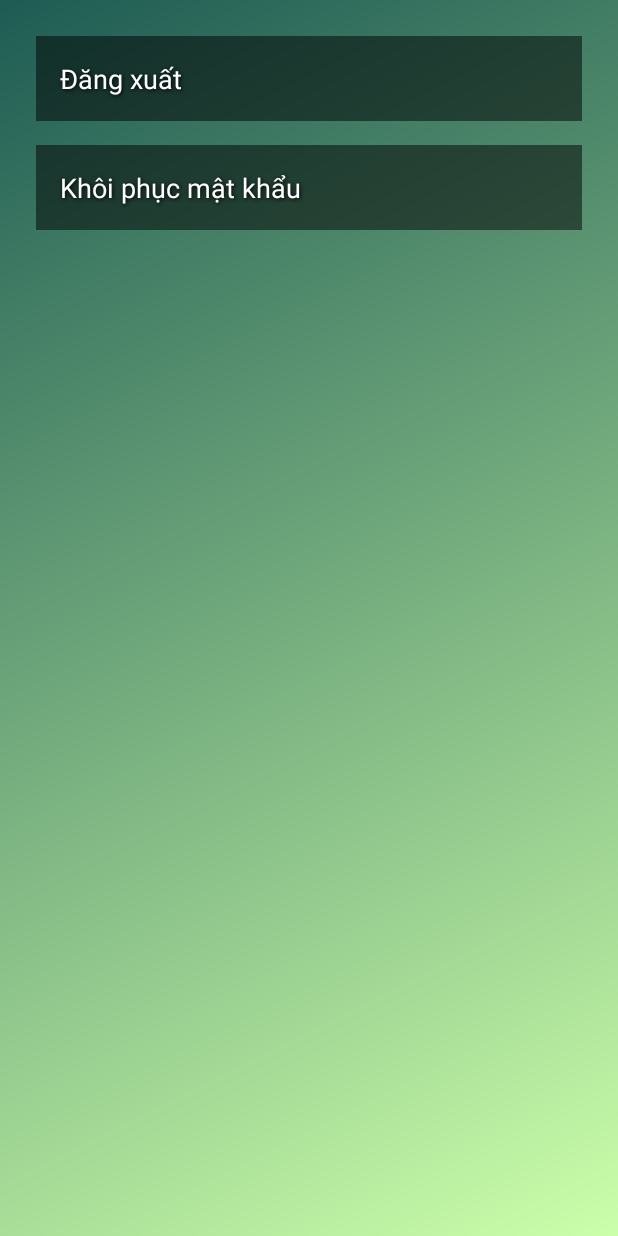
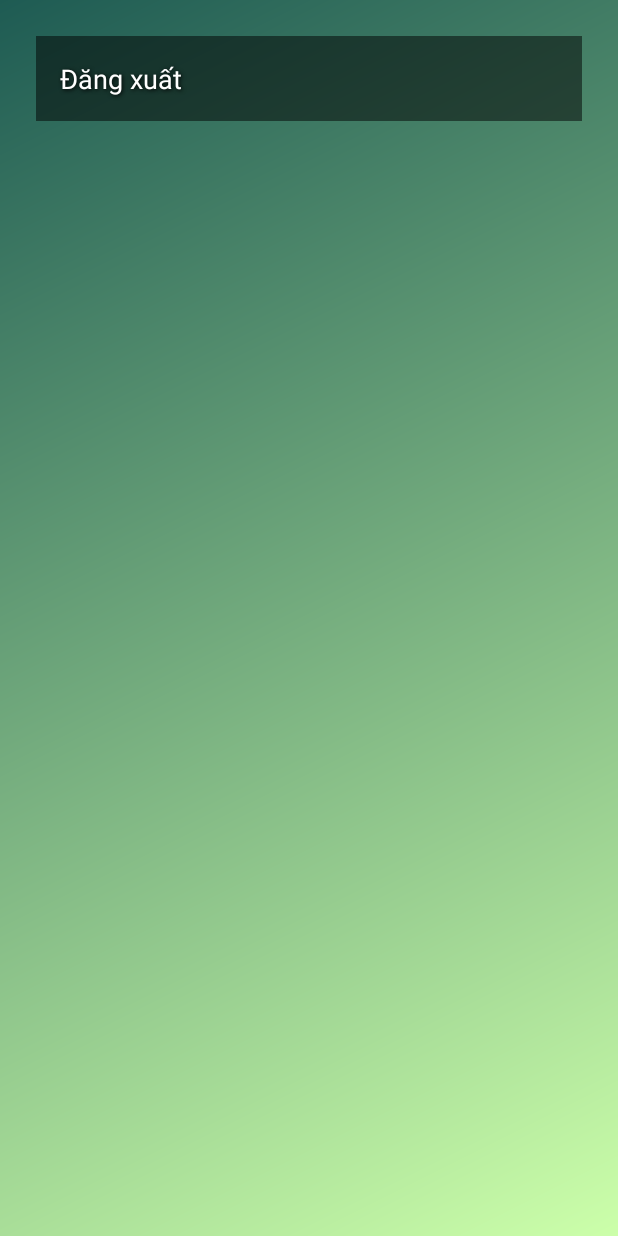
Before and after one commit to Glaydys/AppTeachnology, an Android app: the SettingActivity screen opened directly, with no data from a screen before it, on a phone screen of 412 x 824 dp. Run offline under Robolectric (Android 15) with nearby library versions, the phone set to English and light mode, and no system bars.

Commit message:
11/8/2004

```diff
--- a/app/src/main/java/com/example/myapplication/CategoryAdapter.kt
+++ b/app/src/main/java/com/example/myapplication/CategoryAdapter.kt
@@ -35,7 +35,8 @@ class CategoryAdapter(private val categories: List<category>) : RecyclerView.Ada
         Glide.with(holder.itemView.context)
             .load("http://$IP_ADDRESS:3000/${category.image_category}")
             .into(holder.imgDanhmuc)
-        holder.itemView.setOnClickListener {
+
+        holder.imgDanhmuc.setOnClickListener {
             onCategoryClick(category)
         }
     }
--- a/app/src/main/java/com/example/myapplication/LoginActivity.kt
+++ b/app/src/main/java/com/example/myapplication/LoginActivity.kt
@@ -63,9 +63,7 @@ class LoginActivity : AppCompatActivity(){
             })
 
         }
-    }
-
-    fun onRegisterClick(view: View) {
+    } fun onRegisterClick(view: View) {
         try {
             val intent = Intent(this, RegisterActivity::class.java)
             startActivity(intent)
--- a/app/src/main/java/com/example/myapplication/MainActivity.kt
+++ b/app/src/main/java/com/example/myapplication/MainActivity.kt
@@ -70,8 +70,7 @@ class MainActivity : AppCompatActivity() {
             if (isLoggedIn) {
                 val intent = Intent(this, UserDetails::class.java)
                 startActivity(intent)
-            } else {
-                val intent = Intent(this, LoginActivity::class.java)
+            } else { val intent = Intent(this, LoginActivity::class.java)
                 startActivity(intent)
             }
         }
@@ -137,8 +136,7 @@ class MainActivity : AppCompatActivity() {
                         showProducts(filteredProducts, recyclerViewIndex)
                     } ?: Log.e(TAG, "No products found")
                 } else {
-                    Log.e(TAG, "Error fetching products: ${response.code()}")
-                }
+                    Log.e(TAG, "Error fetching products: ${response.code()}") }
             }
 
             override fun onFailure(call: Call<List<products>>, t: Throwable) {
--- a/app/src/main/java/com/example/myapplication/Retrofit/ApiService.kt
+++ b/app/src/main/java/com/example/myapplication/Retrofit/ApiService.kt
@@ -19,5 +19,4 @@ interface ApiService {
 
     @GET("products")
     fun getProducts(): Call<List<products>>
-
 }
--- a/app/src/main/java/com/example/myapplication/SearchActivity.kt
+++ b/app/src/main/java/com/example/myapplication/SearchActivity.kt
@@ -73,13 +73,11 @@ class SearchActivity : AppCompatActivity() {
             .build()
             .create(ApiService::class.java)
 
-        Log.i(TAG, "Gọi API bắt đầu")
         api.getProducts().enqueue(object : Callback<List<products>>{ // ENQUEUE THUC HIEN GOI API BAT DONG BO
             override fun onResponse(
                 call: Call<List<products>>,
                 response: Response<List<products>>
             ) {
-                Log.i(TAG, "Nhận được phản hồi từ API")
                 if (response.isSuccessful){
                     response.body()?.let {
                         for (products in it){
--- a/app/src/main/res/layout/activity_login.xml
+++ b/app/src/main/res/layout/activity_login.xml
@@ -40,8 +40,8 @@
                 android:background="@drawable/custom_edittext"
                 android:layout_marginTop="40dp"
                 android:padding="8dp"
-                android:hint="Username"
-                android:inputType="text"
+                android:hint="Phone"
+                android:inputType="number"
                 android:drawableLeft="@drawable/baseline_person_24"
                 android:textColor="@color/black"
                 android:drawablePadding="8dp"
--- a/app/src/main/res/layout/activity_register.xml
+++ b/app/src/main/res/layout/activity_register.xml
@@ -40,10 +40,12 @@
                 android:background="@drawable/custom_edittext"
                 android:layout_marginTop="40dp"
                 android:padding="8dp"
-                android:hint="Username"
+                android:hint="Phone"
+                android:inputType="number"
                 android:drawableLeft="@drawable/baseline_person_24"
                 android:textColor="@color/black"
-                android:drawablePadding="8dp" />
+                android:drawablePadding="8dp"
+                android:maxLength="10"/>
 
             <EditText
                 android:id="@+id/editTextEmail"
--- a/app/src/main/res/layout/activity_setting.xml
+++ b/app/src/main/res/layout/activity_setting.xml
@@ -37,26 +37,7 @@
                 android:shadowRadius="3" />
 
         </LinearLayout>
-        <LinearLayout
-            android:layout_width="match_parent"
-            android:layout_height="wrap_content"
-            android:orientation="horizontal"
-            android:padding="8dp">
 
-            <TextView
-                android:layout_width="0dp"
-                android:layout_height="wrap_content"
-                android:layout_weight="1"
-                android:text="Khôi phục mật khẩu"
-                android:textColor="@android:color/white"
-                android:textSize="18sp"
-                android:padding="16dp"
-                android:background="#80000000"
-                android:shadowColor="#000000"
-                android:shadowDx="1"
-                android:shadowDy="1"
-                android:shadowRadius="3" />
-        </LinearLayout>
 
     </LinearLayout>
 
--- a/app/src/main/res/layout/product_details.xml
+++ b/app/src/main/res/layout/product_details.xml
@@ -194,6 +194,7 @@
 
         <!-- Buy Now Button -->
         <Button
+            android:id="@+id/buynow"
             android:layout_width="match_parent"
             android:layout_height="wrap_content"
             android:text="MUA NGAY"
--- a/app/src/main/res/layout/trangchu.xml
+++ b/app/src/main/res/layout/trangchu.xml
@@ -32,7 +32,7 @@
                 android:gravity="center_vertical" />
 
             <ImageView
-                android:id="@+id/login"
+                android:id="@+id/cart"
                 android:layout_width="25dp"
                 android:layout_height="25dp"
                 android:layout_marginEnd="10dp"
```
Also changed, not shown: app/src/main/java/com/example/myapplication/UserDetails.kt (+1 -11 lines).
